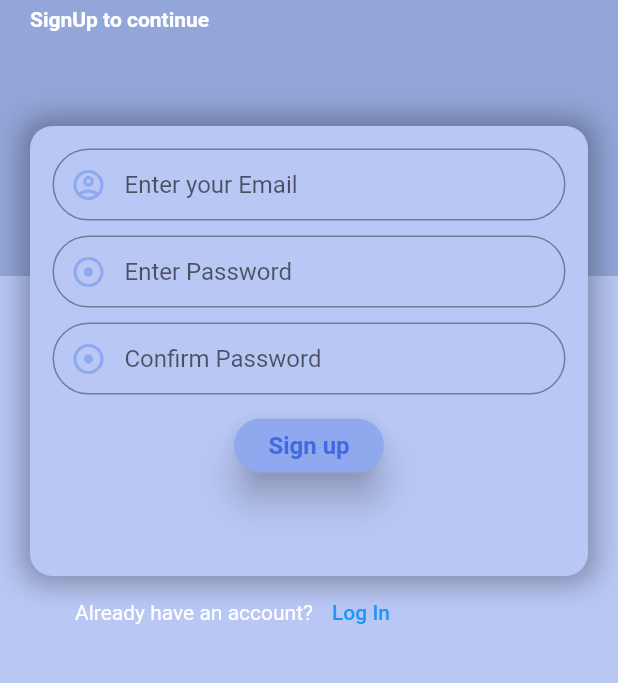
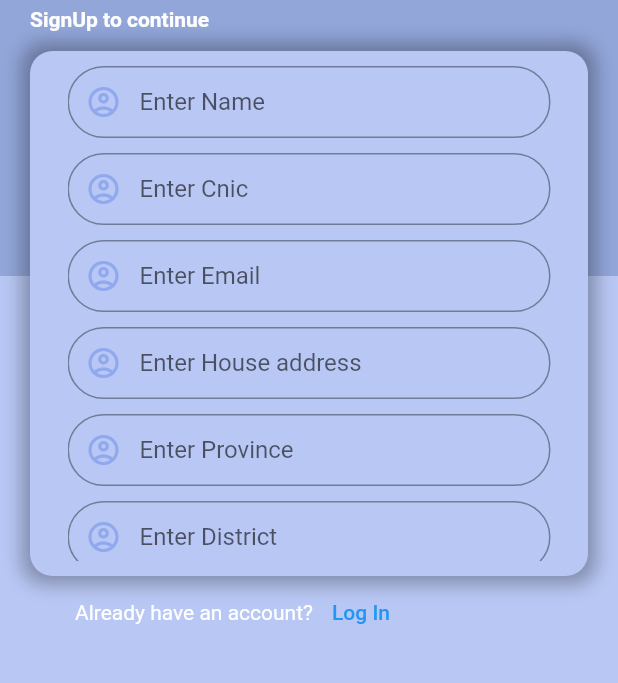
Before and after one commit to Tuqeer-meer-code/flutter_copied, a Flutter app: the screen it shows after launch, on a phone screen of 412 x 824 dp, the part 174-857 px from its top. Run offline on Flutter 3.47's test engine with Material 2 defaults, Android fonts, the phone set to English and light mode, and no system bars.

Commit message:
SignUp According to Director

```diff
--- a/lib/screens/signup.dart
+++ b/lib/screens/signup.dart
@@ -58,9 +58,10 @@ class _signupScreenState extends State<signupScreen> {
                 ),
               )),
           Positioned(
-              top: 200,
+              top: 150,
               child: Container(
-                  height: 300,
+                padding: EdgeInsets.all(10.0),
+                  height: 350,
                   width: MediaQuery.of(context).size.width - 40,
                   margin: EdgeInsets.symmetric(horizontal: 20),
                   decoration: BoxDecoration(
@@ -69,78 +70,41 @@ class _signupScreenState extends State<signupScreen> {
                       boxShadow: [
                         BoxShadow(
                             color: Colors.black.withOpacity(0.3),
-                            blurRadius: 15,
+                            blurRadius: 10,
                             spreadRadius: 5)
                       ]),
                   child: Padding(
-                    padding: const EdgeInsets.all(15.0),
+                    padding: EdgeInsets.only(left: 15.0,right: 15.0, bottom: MediaQuery.of(context).viewInsets.bottom),
+
                     child: Form(
                       key: _formkey,
                       child: SingleChildScrollView(
                         child: Column(
-                          mainAxisAlignment: MainAxisAlignment.start,
+                           crossAxisAlignment: CrossAxisAlignment.center,
+                           mainAxisAlignment: MainAxisAlignment.start,
                           children: [
-                            TextFormField(
-                              validator: (String value){
-                                if(value.isEmpty){
-                                  return "Please Enter Email";
-                                }
-                              },
-                              decoration: InputDecoration(
-                                prefixIcon: Icon(
-                                  Icons.account_circle_outlined,
-                                  color: plte.iconColor,
-                                ),
-                                border: OutlineInputBorder(
-                                  borderRadius:
-                                      BorderRadius.all(Radius.circular(30.0)),
-                                ),
-                                contentPadding: EdgeInsets.all(8.0),
-                                hintText: "Enter your Email",
-                              ),
-                            ),
+                            textfield("Enter Name"),
                             SizedBox(
                               height: 10,
                             ),
-                            TextField(
-                              obscureText: true,
-                              obscuringCharacter: '0',
-                              decoration: InputDecoration(
-                                prefixIcon: Icon(
-                                  Icons.adjust_rounded,
-                                  color: plte.iconColor,
-                                ),
-                                border: OutlineInputBorder(
-                                  borderRadius:
-                                      BorderRadius.all(Radius.circular(30.0)),
-                                ),
-                                contentPadding: EdgeInsets.all(8.0),
-                                hintText: "Enter Password",
-                              ),
-                            ),
-                            SizedBox(
-                              height: 10,
-                            ),
-                            TextField(
-                              obscureText: true,
-                              obscuringCharacter: '0',
-                              decoration: InputDecoration(
-                                prefixIcon: Icon(
-                                  Icons.adjust_rounded,
-                                  color: plte.iconColor,
-                                ),
-                                border: OutlineInputBorder(
-                                  borderRadius:
-                                      BorderRadius.all(Radius.circular(30.0)),
-                                ),
-                                contentPadding: EdgeInsets.all(8.0),
-                                hintText: "Confirm Password",
-                              ),
-                            ),
-
+                        textfield("Enter Cnic")
+                        ,   SizedBox(height: 10,),
+                        textfield("Enter Email")
+                        ,   SizedBox(height: 10,),
+                            textfield("Enter House address")
+                            ,   SizedBox(height: 10,),
+                            textfield("Enter Province")
+                        ,   SizedBox(height: 10,),
+                            textfield("Enter District")
+                        ,   SizedBox(height: 10,),
+                            textfield("Enter Tehsil")
+                        ,   SizedBox(height: 10,),
+                            textfield("Enter City")
+                        ,   SizedBox(height: 10,),
+                          textfield("Password"),
                             SizedBox(height: 10,),
                             MaterialButton(
-                              elevation: 10,
+                              elevation: 5,
                                 minWidth: 100,
                               splashColor: plte.textColor,
                               shape: StadiumBorder(),
@@ -193,3 +157,28 @@ class _signupScreenState extends State<signupScreen> {
     );
   }
 }
+Widget textfield(String title){
+  return
+  TextFormField(
+
+    validator: (String value){
+      if(value.isEmpty){
+        return "Required";
+      }
+    },
+    decoration: InputDecoration(
+
+      prefixIcon: Icon(
+        Icons.account_circle_outlined,
+        color: plte.iconColor,
+      ),
+      border: OutlineInputBorder(
+        borderRadius:
+        BorderRadius.all(Radius.circular(30.0)),
+      ),
+      contentPadding: EdgeInsets.all(10.0),
+      hintText: title,
+    ),
+  );
+
+}
```
